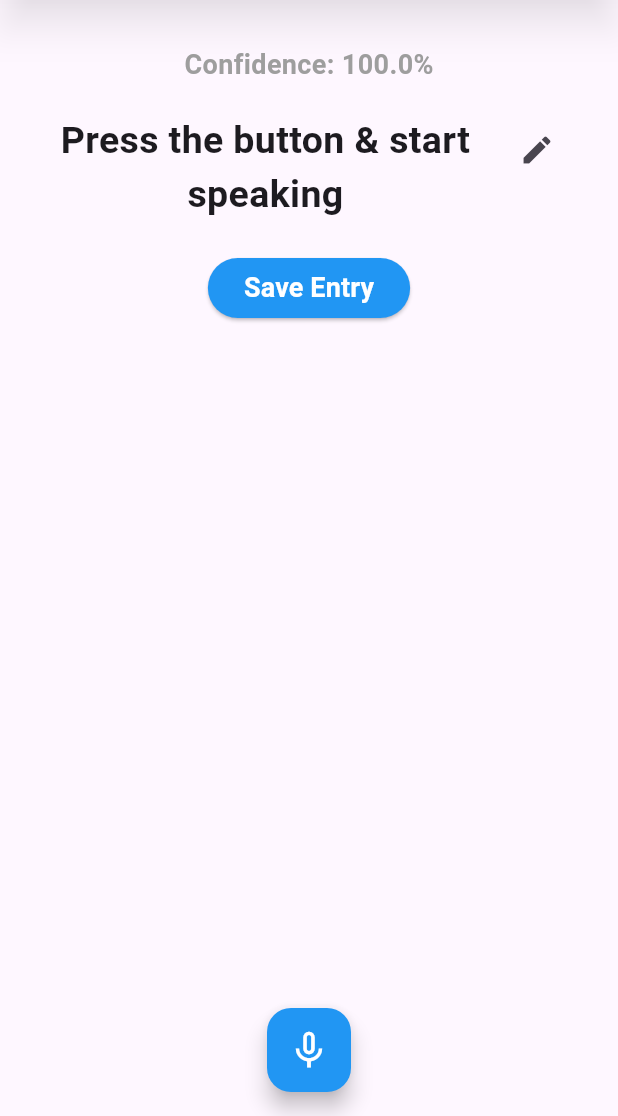
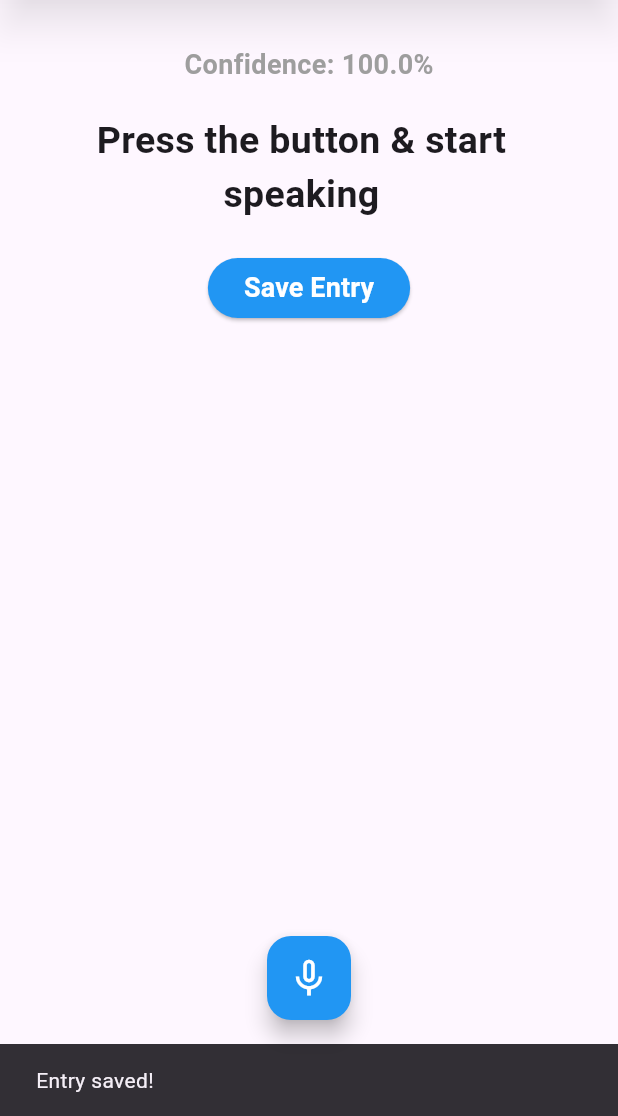
Before and after one commit to Aleksa044/voice_journal, a Flutter app: the screen it shows after launch, after a tap on "Save Entry", on a phone screen of 412 x 824 dp, the part 120-1236 px from its top. Run offline on Flutter 3.47's test engine with Material 3 defaults, Android fonts, the phone set to English and light mode, and no system bars; drawn by our look-alikes of avatar_glow; our stand-ins replace shared_preferences, speech_to_text, table_calendar.

Commit message:
Dodato cuvanje unos po datumu i cuvanje i nakon restartovanja aplikacije

```diff
--- a/lib/main.dart
+++ b/lib/main.dart
@@ -2,7 +2,6 @@ import 'package:flutter/material.dart';
 import 'speech_to_text.dart';
 
 void main() async {
-
   runApp(const MyApp());
 }
 
--- a/lib/speech_to_text.dart
+++ b/lib/speech_to_text.dart
@@ -1,53 +1,31 @@
-
 import 'package:avatar_glow/avatar_glow.dart';
 import 'package:flutter/material.dart';
 import 'package:speech_to_text/speech_to_text.dart' as stt;
 import 'package:voice_journal/calendar_page.dart';
-import 'package:flutter_sound/flutter_sound.dart';
-import 'package:permission_handler/permission_handler.dart';
-import 'dart:io';
-import 'package:path_provider/path_provider.dart';
+import 'package:shared_preferences/shared_preferences.dart';
 
-
-
-
-class SpeechText extends StatefulWidget{
+class SpeechText extends StatefulWidget {
   const SpeechText({super.key});
 
   @override
   State<SpeechText> createState() => _SpeechtextState();
-
 }
 
-class _SpeechtextState extends State<SpeechText>{
+class _SpeechtextState extends State<SpeechText> {
   bool isEditing = false;
   bool isListening = false;
   late stt.SpeechToText _speechToText;
   String text = "Press the button & start speaking";
   double confidence = 1.0;
   late TextEditingController _textController;
-  final FlutterSoundRecorder _recorder = FlutterSoundRecorder();
-  final FlutterSoundPlayer _player = FlutterSoundPlayer();
-  String? _audioPath;
-  bool isRecording = false;
 
-
+  Map<DateTime, String> entries = {};
   @override
-    void initState(){
+  void initState() {
     super.initState();
     _speechToText = stt.SpeechToText();
     _textController = TextEditingController(text: text);
-      _initAudio();
-
-    }
-  Future<void> _initAudio() async {
-    PermissionStatus status = await Permission.microphone.request();
-      if (status.isGranted) {
-        await _recorder.openRecorder();
-        await _player.openPlayer();
-  } else {
-    print("Microphone permission not granted");
-  }
+    _loadEntries();
   }
 
   @override
@@ -56,9 +34,36 @@ class _SpeechtextState extends State<SpeechText>{
     super.dispose();
   }
 
+  DateTime _normalizeDate(DateTime date) {
+    return DateTime.utc(date.year, date.month, date.day);
+  }
+
+  _loadEntries() async {
+    final prefs = await SharedPreferences.getInstance();
+    Set<String> savedEntries =
+        prefs.getStringList('entries')?.toSet() ?? <String>{};
+
+    setState(() {
+      for (var entry in savedEntries) {
+        var dateStr = entry.split('|')[0];
+        var textStr = entry.split('|')[1];
+        DateTime date = DateTime.parse(dateStr);
+        entries[date] = textStr;
+      }
+    });
+  }
+
+  _saveEntry(DateTime date, String text) async {
+    final prefs = await SharedPreferences.getInstance();
+    Set<String> savedEntries =
+        prefs.getStringList('entries')?.toSet() ?? <String>{};
+    savedEntries.add('$date|$text');
+    await prefs.setStringList('entries', savedEntries.toList());
+  }
+
   @override
   Widget build(BuildContext context) {
-    return  Scaffold(
+    return Scaffold(
       appBar: AppBar(
         backgroundColor: Colors.blue,
         toolbarHeight: 80,
@@ -79,29 +84,30 @@ class _SpeechtextState extends State<SpeechText>{
             onPressed: () {
               Navigator.push(
                 context,
-                MaterialPageRoute(builder: (context) => const CalendarPage()),
+                MaterialPageRoute(
+                  builder: (context) => CalendarPage(entries: entries),
+                ),
               );
             },
           ),
         ],
-
       ),
       floatingActionButtonLocation: FloatingActionButtonLocation.centerFloat,
       floatingActionButton: AvatarGlow(
         animate: isListening,
         glowColor: Colors.blue,
-        duration:const Duration(milliseconds: 1000),
+        duration: const Duration(milliseconds: 1000),
         repeat: true,
         child: FloatingActionButton(
           backgroundColor: Colors.blue,
-        onPressed:_listen,
+          onPressed: _listen,
 
           child: Icon(
-          isListening?
-          Icons.mic: Icons.mic_none,
+            isListening ? Icons.mic : Icons.mic_none,
             size: 30,
             color: Colors.white,
-          ),),
+          ),
+        ),
       ),
       body: SingleChildScrollView(
         reverse: true,
@@ -118,14 +124,14 @@ class _SpeechtextState extends State<SpeechText>{
                 ),
               ),
               const SizedBox(height: 20),
+
               Row(
-
                 crossAxisAlignment: CrossAxisAlignment.start,
+                mainAxisAlignment: MainAxisAlignment.center,
                 children: [
-
                   Expanded(
-      child: isEditing
-
+                    child:
+                        isEditing && text != "Press the button & start speaking"
                             ? TextField(
                               onChanged: (value) {
                                 text = value;
@@ -133,7 +139,10 @@ const SizedBox(height: 20),
                               controller: TextEditingController(text: text),
                               maxLines: null,
 
-              style: const TextStyle(fontSize: 25, fontWeight: FontWeight.bold),
+                              style: const TextStyle(
+                                fontSize: 25,
+                                fontWeight: FontWeight.bold,
+                              ),
                               decoration: const InputDecoration(
                                 border: OutlineInputBorder(),
                               ),
@@ -148,6 +157,7 @@ const SizedBox(height: 20),
                             ),
                   ),
                   const SizedBox(width: 10),
+                  if (text != "Press the button & start speaking")
                     Tooltip(
                       message: isEditing ? 'Save changes' : 'Edit',
                       child: IconButton(
@@ -162,13 +172,19 @@ const SizedBox(height: 20),
                 ],
               ),
 
-
-
               const SizedBox(height: 20),
               ElevatedButton(
-        onPressed: (){
+                onPressed: () {
+                  DateTime today = DateTime.now();
+                  setState(() {
+                    entries[_normalizeDate(today)] = text;
+                  });
+                  _saveEntry(today, text);
+                  ScaffoldMessenger.of(
+                    context,
+                  ).showSnackBar(const SnackBar(content: Text('Entry saved!')));
+                },
 
-        },
                 style: ElevatedButton.styleFrom(backgroundColor: Colors.blue),
                 child: const Text(
                   'Save Entry',
@@ -179,28 +195,10 @@ const SizedBox(height: 20),
                   ),
                 ),
               ),
-      if (_audioPath != null)
-  Column(
-    children: [
-      const SizedBox(height: 20),
-      ElevatedButton.icon(
-        onPressed: () async {
-          await _player.startPlayer(
-            fromURI: _audioPath,
-            codec: Codec.aacMP4,
-            whenFinished: () {
-              setState(() {});
-            },
-          );
-        },
-        icon: const Icon(Icons.play_arrow),
-        label: const Text('Play Recording'),
-        style: ElevatedButton.styleFrom(backgroundColor: Colors.green),
-      ),
             ],
           ),
-
-        ],)),),
+        ),
+      ),
     );
   }
 
@@ -209,20 +207,15 @@ const SizedBox(height: 20),
       bool available = await _speechToText.initialize(
         onStatus: (status) => print('status: $status'),
         onError: (error) => print('error: $error'),
-
       );
       if (available) {
         setState(() => isListening = true);
-         Directory tempDir = await getTemporaryDirectory();
-          _audioPath = '${tempDir.path}/recorded_audio.aac';
-          await _recorder.startRecorder(toFile: _audioPath, codec: Codec.aacMP4);
-
-        await _speechToText.listen(
+        _speechToText.listen(
           localeId: 'sr-RS',
           onResult: (result) {
             setState(() {
-
-            text = result.recognizedWords.isNotEmpty
+              text =
+                  result.recognizedWords.isNotEmpty
                       ? result.recognizedWords[0].toUpperCase() +
                           result.recognizedWords.substring(1)
                       : '';
@@ -231,13 +224,12 @@ const SizedBox(height: 20),
                 confidence = result.confidence;
               }
             });
-        });
+          },
+        );
       }
     } else {
       setState(() => isListening = false);
       await _speechToText.stop();
-      await _recorder.stopRecorder();
-
     }
   }
 }
--- a/pubspec.yaml
+++ b/pubspec.yaml
@@ -44,6 +44,7 @@ dependencies:
   permission_handler: ^11.0.1
   flutter_sound: ^9.0.9
   audioplayers: ^0.20.1
+  shared_preferences: ^2.2.2
 
 
 
```
Also changed, not shown: lib/calendar_page.dart (+55 -25 lines), pubspec.lock, 1 other file. Lines whose indentation alone changed are shown as unchanged.
